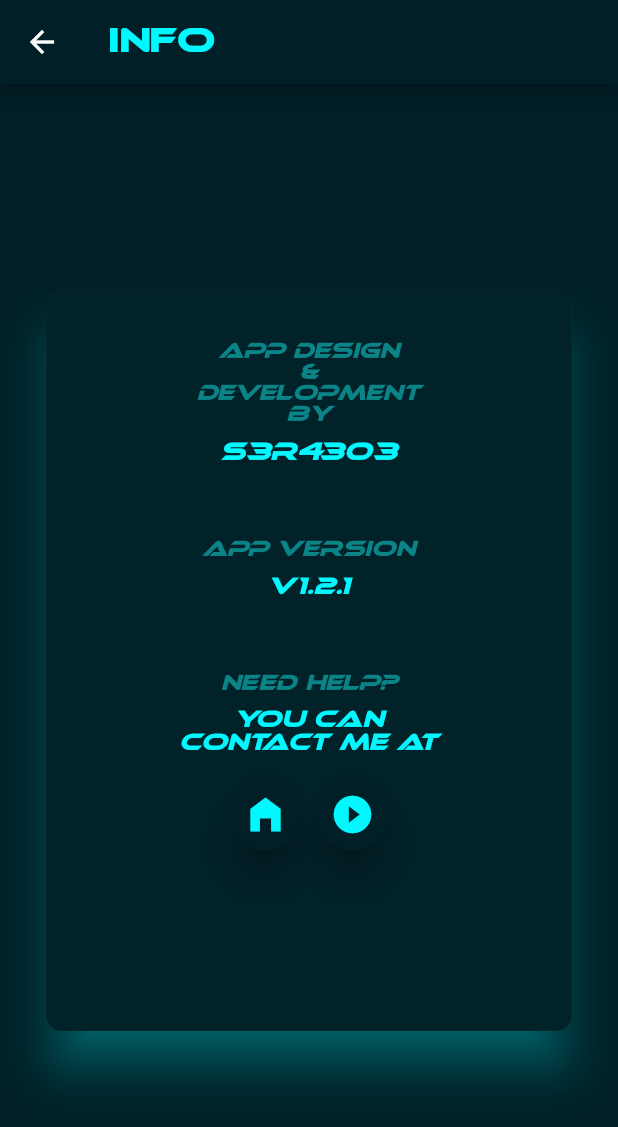
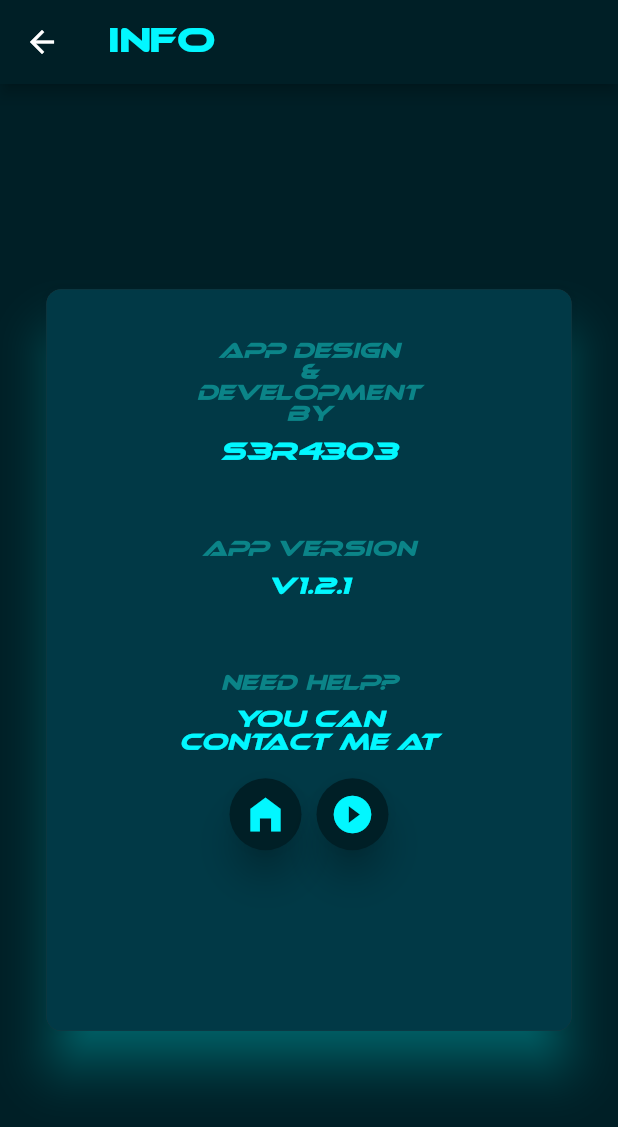
Before and after one commit to sera619/Practice_Apps, a Flutter app: the InfoPage screen opened by its route, on a phone screen of 412 x 824 dp. Shown: the top 1127 px of the screen. Run offline on Flutter 3.47's test engine with Material 2 defaults, Android fonts, the phone set to English and light mode, and no system bars; our stand-ins replace auto_route, bloc, dartz, firebase_auth, firebase_core, flutter_bloc and 2 more; accounts and stored records are empty.

Commit message:
Update theme.dart

```diff
--- a/todo_firebase/lib/theme.dart
+++ b/todo_firebase/lib/theme.dart
@@ -15,7 +15,7 @@ class AppTheme {
   // dark color theme
   static const Color _dark_black = Color.fromARGB(255, 12, 12, 12);
   static const Color _dark_darkgreen = Color.fromRGBO(0, 31, 38, 1);
-  static const Color _dark_green = Color.fromARGB(255, 1, 34, 41);
+  static const Color _dark_green = Color.fromARGB(255, 1, 57, 70);
   //static const Color _dark_lightblue = Color.fromRGBO(0, 95, 114, 1);
   static const Color _dark_cyan = Color.fromARGB(255, 2, 247, 255);
   static const Color headCyan = Color.fromARGB(255, 2, 247, 255);
```
